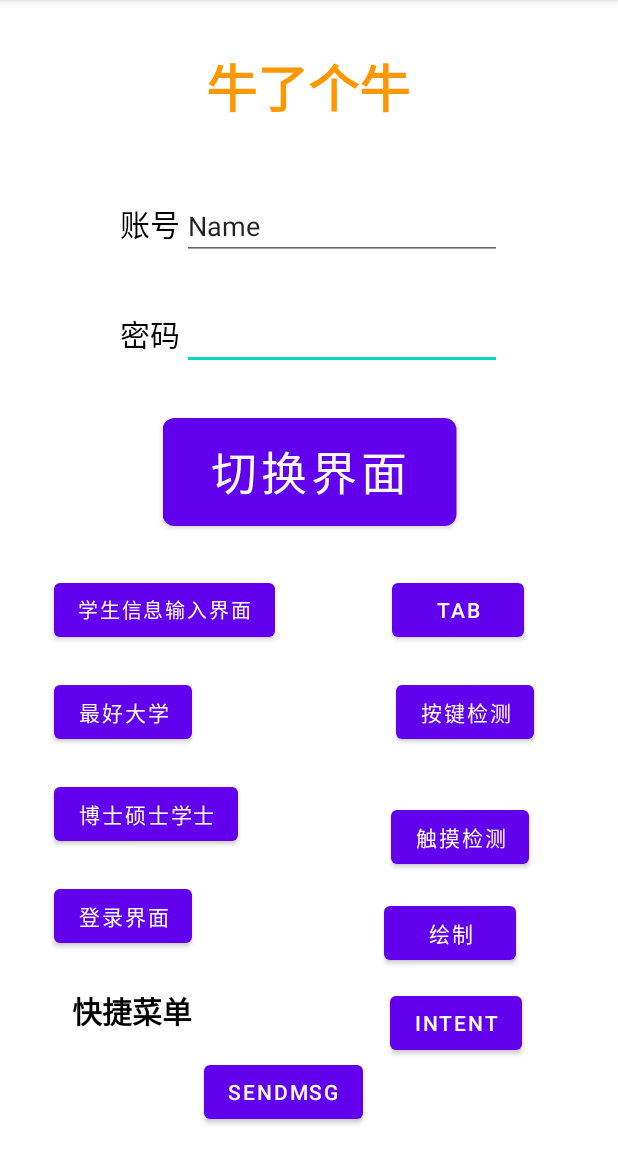
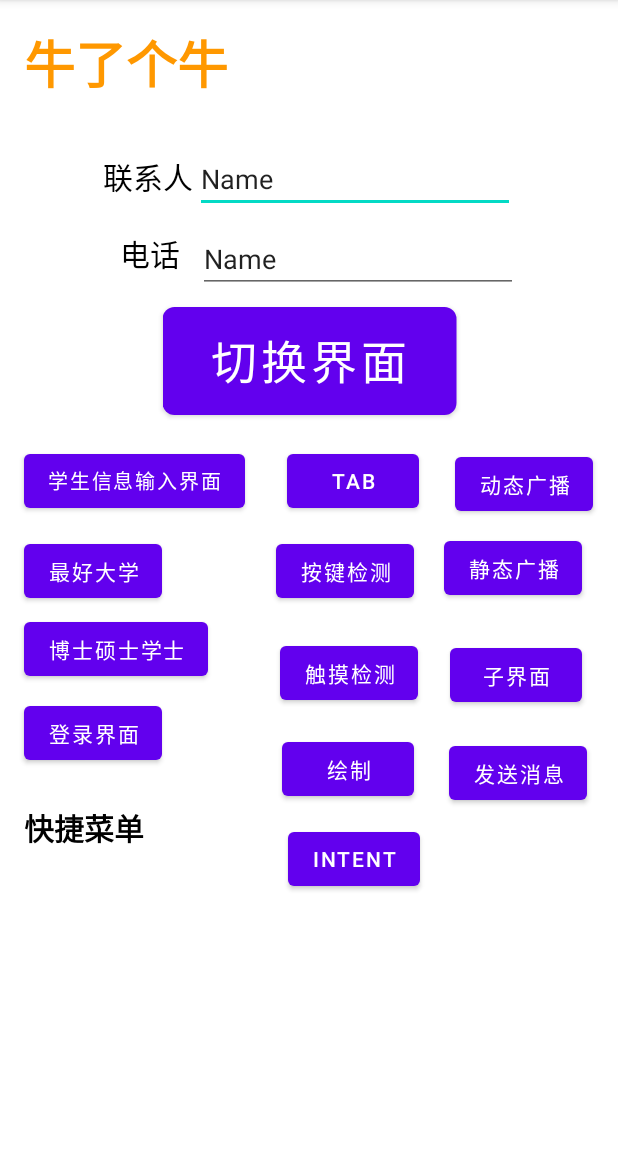
Before and after one commit to KimRRRich/AndroidStudioProjects0, an Android app: the screen it shows after launch (MainActivity), on a phone screen of 412 x 824 dp, the part 84-1236 px from its top. Run offline under Robolectric (Android 15) with nearby library versions, the phone set to English and light mode, and no system bars.

Commit message:
10.23 update

```diff
--- a/app/src/main/java/com/example/myapplication/MainActivity.java
+++ b/app/src/main/java/com/example/myapplication/MainActivity.java
@@ -1,11 +1,10 @@
 package com.example.myapplication;
 
 import androidx.appcompat.app.AppCompatActivity;
-import androidx.loader.app.LoaderManager;
 
+import android.content.BroadcastReceiver;
 import android.content.Context;
-import android.location.Location;
-import android.location.LocationManager;
+import android.content.IntentFilter;
 import android.net.Uri;
 import android.os.Bundle;
 import android.view.ContextMenu;
@@ -19,7 +18,6 @@ import android.widget.EditText;
 import android.widget.TextView;
 import android.widget.Toast;
 import android.content.Intent;
-import android.os.Bundle;
 import android.util.Log;
 
 import java.lang.reflect.Method;
@@ -28,8 +26,9 @@ import java.lang.reflect.Method;
 public class MainActivity extends AppCompatActivity {
 
     TextView textView,LabelView;
-    Button button,GoToSchool,GoToStudent,GoToDoctor,GoToLogin,GoToTab,GoToKeyEvent,GoToTouchEvent,GoToDrawDemo,GoToIntent,SendMsg;
-    EditText account;
+    Button button,GoToSchool,GoToStudent,GoToDoctor,GoToLogin,GoToTab,GoToKeyEvent,GoToTouchEvent,GoToDrawDemo,GoToIntent,SendMsg,SendMsg2,GoToSon1,SendMsgToSon;
+    EditText account,TelNumber;
+    DynamicReceiver dynamicReceiver=new DynamicReceiver();
     final static int MENU_00 = Menu.FIRST;
     final static int MENU_01 = Menu.FIRST+1;
     final static int MENU_02 = Menu.FIRST+2;
@@ -40,6 +39,34 @@ public class MainActivity extends AppCompatActivity {
     final static int CONTEXT_MENU_2 = Menu.FIRST+1;
     final static int CONTEXT_MENU_3 = Menu.FIRST+2;
 
+    int SUBACTIVITY1 = 1;
+
+    class DynamicReceiver extends BroadcastReceiver{
+        @Override
+        public void onReceive(Context context, Intent intent) {
+            String msg=intent.getStringExtra("Account");
+            Toast.makeText(context,"账号："+msg,Toast.LENGTH_SHORT).show();
+        }
+    }
+
+    @Override
+    protected void onActivityResult(int requestCode,int resultCode,Intent data) {
+        super.onActivityResult(requestCode, resultCode, data);
+        if(requestCode==SUBACTIVITY1){
+            String msg1=data.getStringExtra("NameText");
+            String msg2=data.getStringExtra("Telnumber");
+            Toast t=Toast.makeText(this,msg1,Toast.LENGTH_SHORT);
+            t.show();
+            account.setText(msg1);
+            TelNumber.setText(msg2);
+
+            //Toast.makeText(context,msg,Toast.LENGTH_SHORT).show();
+            //Toast t=new Toast();
+            //account.setText();
+        }
+
+    }
+
 //    String serviceString= Context.LOCATION_SERVICE;
 //    LocationManager locationManager=(LocationManager) getSystemService(serviceString);
 //    String provider=LocationManager.GPS_PROVIDER;
@@ -49,6 +76,7 @@ public class MainActivity extends AppCompatActivity {
 
     @Override
     protected void onCreate(Bundle savedInstanceState) {
+        //requestWindowFeature(Window.FEATURE_NO_TITLE);
         super.onCreate(savedInstanceState);
         setContentView(R.layout.activity_main);
         Log.i("HDU","1-1 onCreate");
@@ -68,8 +96,18 @@ public class MainActivity extends AppCompatActivity {
         GoToDrawDemo=(Button) findViewById(R.id.GoToDrawDemo);
         GoToIntent=(Button)findViewById(R.id.GoToIntent);
         SendMsg=(Button)findViewById(R.id.SendMsg);
+        SendMsg2=(Button)findViewById(R.id.sendMsg2);
+        GoToSon1=(Button)findViewById(R.id.GoToSon1);
+        SendMsgToSon=(Button)findViewById(R.id.SendMsgToSon);
 
-        account=(EditText)findViewById(R.id.editTextTextPersonName2);
+        account=(EditText)findViewById(R.id.Main_NameText);
+        TelNumber=(EditText)findViewById(R.id.TelNumber);
+
+        IntentFilter filter=new IntentFilter();
+        filter.addAction("com.example.jie.Broad");
+
+        registerReceiver(dynamicReceiver,filter);
+
 ////方法一，先生成一个类，再实例化类，再注册到监听器
 //        ButtonListener buttonListener=new ButtonListener();
 //        button.setOnClickListener(buttonListener);
@@ -180,7 +218,7 @@ public class MainActivity extends AppCompatActivity {
                 //Log.i("zx","666");
                 //Toast.makeText(MainActivity.this,"成功切换到第四个界面",Toast.LENGTH_LONG).show();
                 Intent intent1 = new Intent(MainActivity.this, com.example.myapplication.Intent.class);
-                Intent intent2=new Intent(Intent.ACTION_VIEW, Uri.parse("abcd://efghijk"));
+                Intent intent2=new Intent(Intent.ACTION_VIEW, Uri.parse("schemodemo://edu.hrbeu"));
                 Intent intent3=new Intent(Intent.ACTION_DIAL,Uri.parse("tel:19818519509"));
                 startActivity(intent2);
             }
@@ -191,20 +229,61 @@ public class MainActivity extends AppCompatActivity {
             public void onClick(View v) {
                String s1=account.getText().toString();
                float s2= 3.141592657f;
-               String Unique_String="zhouxiao";
-               Intent intent=new Intent(Unique_String);
-               intent.putExtra("Account",s1);
-               intent.putExtra("Pai",s2);
-               sendBroadcast(intent);
-               Intent intent1=new Intent(MainActivity.this,Receive.class);
-               startActivity(intent1);
+                Intent intent=new Intent();
+                intent.setAction("com.example.jie.Broad");
+                intent.putExtra("Account",s1);
+                sendBroadcast(intent);
+            }
+        });
+
+        SendMsg2.setOnClickListener(new View.OnClickListener() {
+            @Override
+            public void onClick(View v) {
+                String s1=account.getText().toString();
+                float s2= 3.141592657f;
+                Intent intent=new Intent();
+                intent.setAction("com.example.jie.Broad");
+                intent.putExtra("Account",s1);
+                sendBroadcast(intent);
+            }
+        });
+
+        GoToSon1.setOnClickListener(new View.OnClickListener() {
+            @Override
+            public void onClick(View v) {
+
+                Intent intent=new Intent(MainActivity.this,son1.class);
+                startActivityForResult(intent,SUBACTIVITY1);
+            }
+        });
+
+        SendMsgToSon.setOnClickListener(new View.OnClickListener() {
+            @Override
+            public void onClick(View view) {
+                String accout = account.getText().toString();
+                String telnumber=TelNumber.getText().toString();
+                Intent intent=new Intent(MainActivity.this,son2.class);
+                intent.putExtra("Account",accout);
+                intent.putExtra("TelNumber",telnumber);
+                startActivity(intent);
+
             }
         });
 
 
 
 
+
     }
+
+
+
+
+
+
+
+
+
 
 //    //方法一中的创建一个内部类
 //    class ButtonListener implements View.OnClickListener{
@@ -325,6 +404,7 @@ public class MainActivity extends AppCompatActivity {
     protected void onPause(){
         super.onPause();
         Log.i("HDU","1-7 onPause()");
+        unregisterReceiver(dynamicReceiver);
     }
 
     @Override
@@ -341,4 +421,6 @@ public class MainActivity extends AppCompatActivity {
 
 
 
+
+
 }
--- a/app/src/main/res/layout/activity_main.xml
+++ b/app/src/main/res/layout/activity_main.xml
@@ -9,26 +9,25 @@
     tools:context=".MainActivity">
 
 
-
     <Button
         android:id="@+id/LoginButton"
         android:layout_width="wrap_content"
         android:layout_height="wrap_content"
-        android:layout_marginTop="44dp"
+        android:layout_marginTop="21dp"
         android:scaleX="2"
         android:scaleY="2"
         android:text="切换界面"
         android:textSize="15sp"
         app:layout_constraintEnd_toEndOf="parent"
         app:layout_constraintStart_toStartOf="parent"
-        app:layout_constraintTop_toBottomOf="@+id/editTextTextPassword4" />
+        app:layout_constraintTop_toBottomOf="@+id/TelNumber" />
 
     <Button
         android:id="@+id/StudentButton"
         android:layout_width="wrap_content"
         android:layout_height="wrap_content"
-        android:layout_marginStart="36dp"
-        android:layout_marginTop="44dp"
+        android:layout_marginStart="16dp"
+        android:layout_marginTop="32dp"
         android:text="学生信息输入界面"
         android:textSize="13sp"
         app:layout_constraintStart_toStartOf="parent"
@@ -38,43 +37,17 @@
         android:id="@+id/textView11"
         android:layout_width="wrap_content"
         android:layout_height="wrap_content"
-        android:layout_marginStart="2dp"
         android:layout_marginEnd="1dp"
-        android:text="账号"
+        android:text="联系人"
         android:textColor="#000000"
         android:textSize="20sp"
-        app:layout_constraintBaseline_toBaselineOf="@+id/editTextTextPersonName2"
-        app:layout_constraintEnd_toStartOf="@+id/editTextTextPersonName2"
+        app:layout_constraintBaseline_toBaselineOf="@+id/Main_NameText"
+        app:layout_constraintEnd_toStartOf="@+id/Main_NameText"
         app:layout_constraintHorizontal_chainStyle="packed"
         app:layout_constraintStart_toStartOf="parent" />
 
-    <TextView
-        android:id="@+id/textView12"
-        android:layout_width="wrap_content"
-        android:layout_height="wrap_content"
-        android:layout_marginStart="2dp"
-        android:layout_marginTop="34dp"
-        android:layout_marginEnd="1dp"
-        android:text="密码"
-        android:textColor="#000000"
-        android:textSize="20sp"
-        app:layout_constraintEnd_toStartOf="@+id/editTextTextPassword4"
-        app:layout_constraintHorizontal_chainStyle="packed"
-        app:layout_constraintStart_toStartOf="parent"
-        app:layout_constraintTop_toBottomOf="@+id/editTextTextPersonName2" />
-
     <EditText
-        android:id="@+id/editTextTextPassword4"
-        android:layout_width="wrap_content"
-        android:layout_height="wrap_content"
-        android:ems="10"
-        android:inputType="textPassword"
-        app:layout_constraintBaseline_toBaselineOf="@+id/textView12"
-        app:layout_constraintEnd_toEndOf="parent"
-        app:layout_constraintStart_toEndOf="@+id/textView12" />
-
-    <EditText
-        android:id="@+id/editTextTextPersonName2"
+        android:id="@+id/Main_NameText"
         android:layout_width="wrap_content"
         android:layout_height="wrap_content"
         android:layout_marginTop="29dp"
@@ -85,19 +58,33 @@
         app:layout_constraintBottom_toBottomOf="parent"
         app:layout_constraintEnd_toEndOf="parent"
         app:layout_constraintStart_toEndOf="@+id/textView11"
-        app:layout_constraintTop_toBottomOf="@+id/textView2" />
+        app:layout_constraintTop_toBottomOf="@+id/textView2"
+        app:layout_constraintVertical_bias="0.0" />
+
+    <TextView
+        android:id="@+id/textView12"
+        android:layout_width="wrap_content"
+        android:layout_height="wrap_content"
+        android:layout_marginStart="80dp"
+        android:layout_marginTop="12dp"
+        android:text="电话"
+        android:textColor="#000000"
+        android:textSize="20sp"
+        app:layout_constraintHorizontal_chainStyle="packed"
+        app:layout_constraintStart_toStartOf="parent"
+        app:layout_constraintTop_toBottomOf="@+id/Main_NameText" />
 
     <TextView
         android:id="@+id/textView2"
         android:layout_width="wrap_content"
         android:layout_height="wrap_content"
-        android:layout_marginTop="32dp"
+        android:layout_marginTop="16dp"
         android:text="牛了个牛"
         android:textColor="#FF9800"
         android:textSize="34sp"
         android:textStyle="bold"
         app:layout_constraintEnd_toEndOf="parent"
-        app:layout_constraintHorizontal_bias="0.498"
+        app:layout_constraintHorizontal_bias="0.058"
         app:layout_constraintStart_toStartOf="parent"
         app:layout_constraintTop_toTopOf="parent" />
 
@@ -105,8 +92,8 @@
         android:id="@+id/GoToSchool"
         android:layout_width="wrap_content"
         android:layout_height="wrap_content"
-        android:layout_marginStart="36dp"
-        android:layout_marginTop="20dp"
+        android:layout_marginStart="16dp"
+        android:layout_marginTop="12dp"
         android:text="最好大学"
         app:layout_constraintStart_toStartOf="parent"
         app:layout_constraintTop_toBottomOf="@+id/StudentButton" />
@@ -115,10 +102,10 @@
         android:id="@+id/GoToDoctor"
         android:layout_width="wrap_content"
         android:layout_height="wrap_content"
-        android:layout_marginTop="20dp"
+        android:layout_marginTop="4dp"
         android:text="博士硕士学士"
         app:layout_constraintEnd_toEndOf="parent"
-        app:layout_constraintHorizontal_bias="0.125"
+        app:layout_constraintHorizontal_bias="0.055"
         app:layout_constraintStart_toStartOf="parent"
         app:layout_constraintTop_toBottomOf="@+id/GoToSchool" />
 
@@ -126,10 +113,10 @@
         android:id="@+id/GoToLogin"
         android:layout_width="wrap_content"
         android:layout_height="wrap_content"
-        android:layout_marginTop="20dp"
+        android:layout_marginTop="8dp"
         android:text="登录界面"
         app:layout_constraintEnd_toEndOf="parent"
-        app:layout_constraintHorizontal_bias="0.113"
+        app:layout_constraintHorizontal_bias="0.05"
         app:layout_constraintStart_toStartOf="parent"
         app:layout_constraintTop_toBottomOf="@+id/GoToDoctor" />
 
@@ -137,8 +124,8 @@
         android:id="@+id/GoToTab"
         android:layout_width="wrap_content"
         android:layout_height="wrap_content"
-        android:layout_marginStart="78dp"
-        android:layout_marginTop="44dp"
+        android:layout_marginStart="28dp"
+        android:layout_marginTop="32dp"
         android:text="Tab"
         app:layout_constraintStart_toEndOf="@+id/StudentButton"
         app:layout_constraintTop_toBottomOf="@+id/LoginButton" />
@@ -147,8 +134,8 @@
         android:id="@+id/GoToKeyEvent"
         android:layout_width="wrap_content"
         android:layout_height="wrap_content"
-        android:layout_marginStart="136dp"
-        android:layout_marginTop="20dp"
+        android:layout_marginStart="76dp"
+        android:layout_marginTop="12dp"
         android:text="按键检测"
         app:layout_constraintStart_toEndOf="@+id/GoToSchool"
         app:layout_constraintTop_toBottomOf="@+id/GoToTab" />
@@ -157,8 +144,8 @@
         android:id="@+id/GoToTouchEvent"
         android:layout_width="wrap_content"
         android:layout_height="wrap_content"
-        android:layout_marginStart="102dp"
-        android:layout_marginTop="35dp"
+        android:layout_marginStart="48dp"
+        android:layout_marginTop="20dp"
         android:text="触摸检测"
         app:layout_constraintStart_toEndOf="@+id/GoToDoctor"
         app:layout_constraintTop_toBottomOf="@+id/GoToKeyEvent" />
@@ -167,7 +154,7 @@
         android:id="@+id/GoToDrawDemo"
         android:layout_width="wrap_content"
         android:layout_height="wrap_content"
-        android:layout_marginStart="128dp"
+        android:layout_marginStart="80dp"
         android:layout_marginTop="16dp"
         android:text="绘制"
         app:layout_constraintStart_toEndOf="@+id/GoToLogin"
@@ -177,7 +164,7 @@
         android:id="@+id/textView4"
         android:layout_width="wrap_content"
         android:layout_height="wrap_content"
-        android:layout_marginStart="48dp"
+        android:layout_marginStart="16dp"
         android:layout_marginTop="24dp"
         android:text="快捷菜单"
         android:textColor="#000000"
@@ -191,7 +178,7 @@
         android:layout_width="wrap_content"
         android:layout_height="wrap_content"
         android:layout_marginTop="12dp"
-        android:layout_marginEnd="64dp"
+        android:layout_marginEnd="132dp"
         android:text="Intent"
         app:layout_constraintEnd_toEndOf="parent"
         app:layout_constraintTop_toBottomOf="@+id/GoToDrawDemo" />
@@ -200,10 +187,52 @@
         android:id="@+id/SendMsg"
         android:layout_width="wrap_content"
         android:layout_height="wrap_content"
-        android:layout_marginStart="136dp"
-        android:layout_marginBottom="16dp"
-        android:text="sendMsg"
-        app:layout_constraintBottom_toBottomOf="parent"
-        app:layout_constraintStart_toStartOf="parent" />
+        android:layout_marginStart="24dp"
+        android:layout_marginTop="34dp"
+        android:text="动态广播"
+        app:layout_constraintStart_toEndOf="@+id/GoToTab"
+        app:layout_constraintTop_toBottomOf="@+id/LoginButton" />
+
+    <Button
+        android:id="@+id/sendMsg2"
+        android:layout_width="wrap_content"
+        android:layout_height="wrap_content"
+        android:layout_marginStart="20dp"
+        android:layout_marginTop="8dp"
+        android:text="静态广播"
+        app:layout_constraintStart_toEndOf="@+id/GoToKeyEvent"
+        app:layout_constraintTop_toBottomOf="@+id/SendMsg" />
+
+    <Button
+        android:id="@+id/GoToSon1"
+        android:layout_width="wrap_content"
+        android:layout_height="wrap_content"
+        android:layout_marginStart="21dp"
+        android:layout_marginTop="23dp"
+        android:text="子界面"
+        app:layout_constraintStart_toEndOf="@+id/GoToTouchEvent"
+        app:layout_constraintTop_toBottomOf="@+id/sendMsg2" />
+
+    <EditText
+        android:id="@+id/TelNumber"
+        android:layout_width="wrap_content"
+        android:layout_height="wrap_content"
+        android:layout_marginStart="12dp"
+        android:layout_marginTop="8dp"
+        android:ems="10"
+        android:inputType="textPersonName"
+        android:text="Name"
+        app:layout_constraintStart_toEndOf="@+id/textView12"
+        app:layout_constraintTop_toBottomOf="@+id/Main_NameText" />
+
+    <Button
+        android:id="@+id/SendMsgToSon"
+        android:layout_width="wrap_content"
+        android:layout_height="wrap_content"
+        android:layout_marginStart="23dp"
+        android:layout_marginTop="17dp"
+        android:text="发送消息"
+        app:layout_constraintStart_toEndOf="@+id/GoToDrawDemo"
+        app:layout_constraintTop_toBottomOf="@+id/GoToSon1" />
 
 </androidx.constraintlayout.widget.ConstraintLayout>
```
Also changed, not shown: app/src/main/AndroidManifest.xml (+20 -17 lines), app/src/main/java/com/example/myapplication/MyReceiver.java (added, +17 -0 lines), app/src/main/java/com/example/myapplication/Receive.java (deleted, +0 -26 lines), app/src/main/java/com/example/myapplication/son1.java (added, +42 -0 lines), app/src/main/java/com/example/myapplication/son2.java (added, +41 -0 lines), app/src/main/res/layout/activity_receive.xml (deleted, +0 -47 lines), app/src/main/res/layout/activity_son1.xml (added, +64 -0 lines), app/src/main/res/layout/activity_son2.xml (added, +42 -0 lines), app/src/main/res/drawable/icon.png (added).
